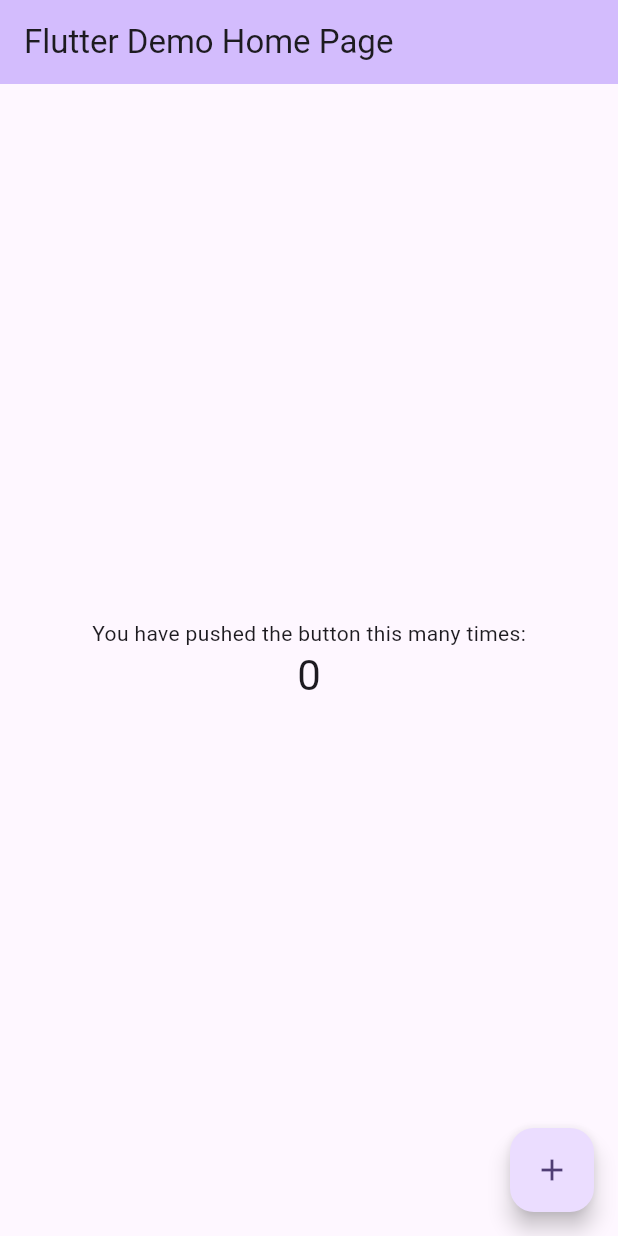
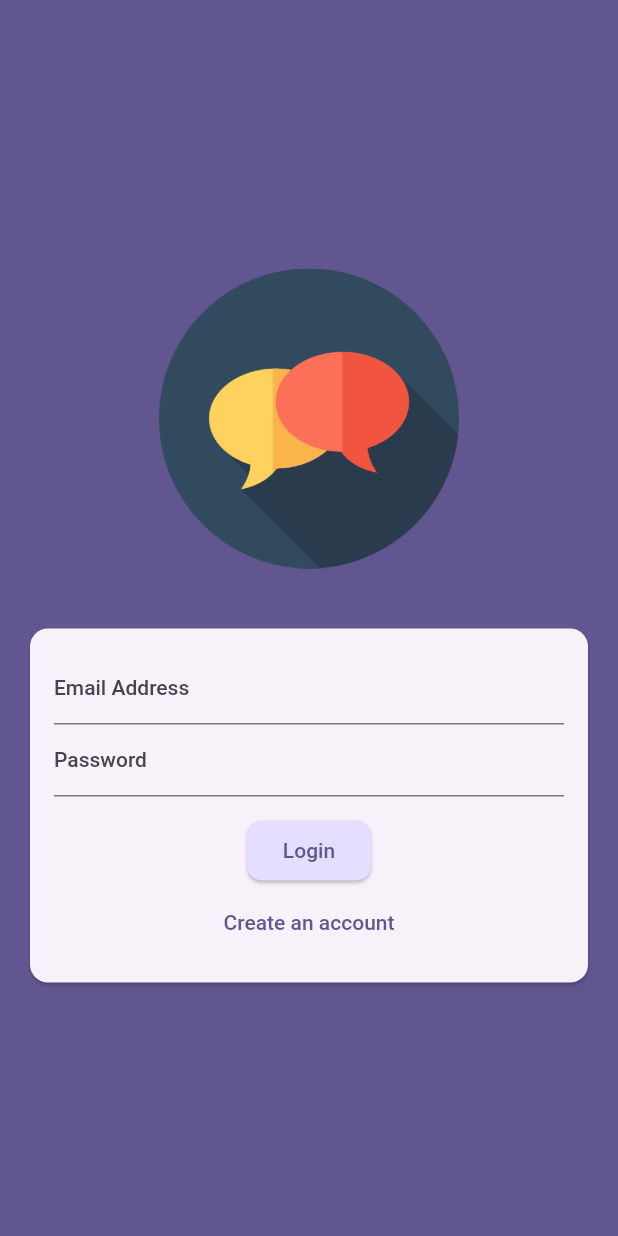
Before and after one commit to ksha-dev/chat-app, a Flutter app: the screen it shows after launch, on a phone screen of 412 x 824 dp. Run offline on Flutter 3.47's test engine with Material 2 defaults, Android fonts, the phone set to English and light mode, and no system bars; our stand-ins replace cloud_firestore, firebase_auth, firebase_core, firebase_messaging, firebase_storage, image_picker; accounts and stored records are empty.

```diff
--- a/lib/main.dart
+++ b/lib/main.dart
@@ -1,125 +1,40 @@
+import 'package:firebase_auth/firebase_auth.dart';
 import 'package:flutter/material.dart';
+import 'package:firebase_core/firebase_core.dart';
 
-void main() {
-  runApp(const MyApp());
+import '/screens/chat_screen.dart';
+import '/screens/splash_screen.dart';
+import '/firebase_options.dart';
+import '/screens/auth_screen.dart';
+
+void main() async {
+  WidgetsFlutterBinding.ensureInitialized();
+  await Firebase.initializeApp(options: DefaultFirebaseOptions.currentPlatform);
+  runApp(const ChatApp());
 }
 
-class MyApp extends StatelessWidget {
-  const MyApp({super.key});
+class ChatApp extends StatelessWidget {
+  const ChatApp({super.key});
 
-  // This widget is the root of your application.
   @override
   Widget build(BuildContext context) {
     return MaterialApp(
-      title: 'Flutter Demo',
-      theme: ThemeData(
-        // This is the theme of your application.
-        //
-        // TRY THIS: Try running your application with "flutter run". You'll see
-        // the application has a blue toolbar. Then, without quitting the app,
-        // try changing the seedColor in the colorScheme below to Colors.green
-        // and then invoke "hot reload" (save your changes or press the "hot
-        // reload" button in a Flutter-supported IDE, or press "r" if you used
-        // the command line to start the app).
-        //
-        // Notice that the counter didn't reset back to zero; the application
-        // state is not lost during the reload. To reset the state, use hot
-        // restart instead.
-        //
-        // This works for code too, not just values: Most code changes can be
-        // tested with just a hot reload.
-        colorScheme: ColorScheme.fromSeed(seedColor: Colors.deepPurple),
+      title: 'FlutterChat',
+      theme: ThemeData().copyWith(
         useMaterial3: true,
+        colorScheme: ColorScheme.fromSeed(
+          seedColor: const Color.fromARGB(255, 63, 17, 177),
+        ),
       ),
-      home: const MyHomePage(title: 'Flutter Demo Home Page'),
+      debugShowCheckedModeBanner: false,
+      home: StreamBuilder(
+        stream: FirebaseAuth.instance.authStateChanges(),
+        builder: (context, snapshot) {
+          if (snapshot.connectionState == ConnectionState.waiting) return const SplashScreen();
+          if (snapshot.hasData) return const ChatScreen();
+          return const AuthScreen();
+        },
+      ),
     );
   }
 }
-
-class MyHomePage extends StatefulWidget {
-  const MyHomePage({super.key, required this.title});
-
-  // This widget is the home page of your application. It is stateful, meaning
-  // that it has a State object (defined below) that contains fields that affect
-  // how it looks.
-
-  // This class is the configuration for the state. It holds the values (in this
-  // case the title) provided by the parent (in this case the App widget) and
-  // used by the build method of the State. Fields in a Widget subclass are
-  // always marked "final".
-
-  final String title;
-
-  @override
-  State<MyHomePage> createState() => _MyHomePageState();
-}
-
-class _MyHomePageState extends State<MyHomePage> {
-  int _counter = 0;
-
-  void _incrementCounter() {
-    setState(() {
-      // This call to setState tells the Flutter framework that something has
-      // changed in this State, which causes it to rerun the build method below
-      // so that the display can reflect the updated values. If we changed
-      // _counter without calling setState(), then the build method would not be
-      // called again, and so nothing would appear to happen.
-      _counter++;
-    });
-  }
-
-  @override
-  Widget build(BuildContext context) {
-    // This method is rerun every time setState is called, for instance as done
-    // by the _incrementCounter method above.
-    //
-    // The Flutter framework has been optimized to make rerunning build methods
-    // fast, so that you can just rebuild anything that needs updating rather
-    // than having to individually change instances of widgets.
-    return Scaffold(
-      appBar: AppBar(
-        // TRY THIS: Try changing the color here to a specific color (to
-        // Colors.amber, perhaps?) and trigger a hot reload to see the AppBar
-        // change color while the other colors stay the same.
-        backgroundColor: Theme.of(context).colorScheme.inversePrimary,
-        // Here we take the value from the MyHomePage object that was created by
-        // the App.build method, and use it to set our appbar title.
-        title: Text(widget.title),
-      ),
-      body: Center(
-        // Center is a layout widget. It takes a single child and positions it
-        // in the middle of the parent.
-        child: Column(
-          // Column is also a layout widget. It takes a list of children and
-          // arranges them vertically. By default, it sizes itself to fit its
-          // children horizontally, and tries to be as tall as its parent.
-          //
-          // Column has various properties to control how it sizes itself and
-          // how it positions its children. Here we use mainAxisAlignment to
-          // center the children vertically; the main axis here is the vertical
-          // axis because Columns are vertical (the cross axis would be
-          // horizontal).
-          //
-          // TRY THIS: Invoke "debug painting" (choose the "Toggle Debug Paint"
-          // action in the IDE, or press "p" in the console), to see the
-          // wireframe for each widget.
-          mainAxisAlignment: MainAxisAlignment.center,
-          children: <Widget>[
-            const Text(
-              'You have pushed the button this many times:',
-            ),
-            Text(
-              '$_counter',
-              style: Theme.of(context).textTheme.headlineMedium,
-            ),
-          ],
-        ),
-      ),
-      floatingActionButton: FloatingActionButton(
-        onPressed: _incrementCounter,
-        tooltip: 'Increment',
-        child: const Icon(Icons.add),
-      ), // This trailing comma makes auto-formatting nicer for build methods.
-    );
-  }
-}
--- /dev/null
+++ b/lib/screens/auth_screen.dart
@@ -0,0 +1,150 @@
+import 'dart:io';
+
+import '/widgets/user_image_picker_widget.dart';
+import 'package:cloud_firestore/cloud_firestore.dart';
+import 'package:firebase_auth/firebase_auth.dart';
+import 'package:firebase_storage/firebase_storage.dart';
+import 'package:flutter/material.dart';
+
+class AuthScreen extends StatefulWidget {
+  const AuthScreen({super.key});
+
+  @override
+  State<AuthScreen> createState() => _AuthScreenState();
+}
+
+class _AuthScreenState extends State<AuthScreen> {
+  bool _isAuthenticating = false;
+  bool _isLogin = true;
+
+  final _formKey = GlobalKey<FormState>();
+  final _firebaseAuth = FirebaseAuth.instance;
+
+  String _enteredEmail = '';
+  String _enteredPassword = '';
+  String _enteredUserName = '';
+  File? _selectedImage;
+
+  void _submit() async {
+    final isValid = _formKey.currentState!.validate();
+    if (!isValid || !_isLogin && _selectedImage == null) return;
+
+    _formKey.currentState!.save();
+
+    try {
+      setState(() => _isAuthenticating = true);
+      if (_isLogin) {
+        await _firebaseAuth.signInWithEmailAndPassword(email: _enteredEmail.trim(), password: _enteredPassword.trim());
+      } else {
+        final userCredential = await _firebaseAuth.createUserWithEmailAndPassword(email: _enteredEmail.trim(), password: _enteredPassword.trim());
+        final storageRef = FirebaseStorage.instance.ref('user_image').child('${userCredential.user!.uid}.jpg');
+        await storageRef.putFile(_selectedImage!);
+        final downloadURL = await storageRef.getDownloadURL();
+        // print(downloadURL);
+
+        FirebaseFirestore.instance.collection('users').doc(userCredential.user!.uid).set({
+          'username': _enteredUserName,
+          'email': _enteredEmail.trim(),
+          'image_url': downloadURL,
+        });
+        // create a new document in a collection called user
+      }
+    } on FirebaseAuthException catch (error) {
+      if (error.code == '') {}
+      ScaffoldMessenger.of(context).clearSnackBars();
+      ScaffoldMessenger.of(context).showSnackBar(SnackBar(content: Text(error.message ?? 'Authentication failed')));
+    }
+    setState(() => _isAuthenticating = false);
+  }
+
+  @override
+  Widget build(BuildContext context) {
+    return Scaffold(
+      backgroundColor: Theme.of(context).colorScheme.primary,
+      body: Center(
+        child: SingleChildScrollView(
+          child: Column(
+            mainAxisAlignment: MainAxisAlignment.center,
+            children: [
+              Container(
+                margin: const EdgeInsets.only(top: 30, bottom: 20, left: 20, right: 20),
+                width: 200,
+                child: Image.asset('assets/images/chat.png'),
+              ),
+              Card(
+                margin: const EdgeInsets.all(20),
+                child: SingleChildScrollView(
+                  child: Padding(
+                    padding: const EdgeInsets.all(16),
+                    child: Form(
+                      key: _formKey,
+                      child: Column(
+                        mainAxisSize: MainAxisSize.min,
+                        children: [
+                          if (!_isLogin) UserImagePickerWidget(onImageSelected: (pickedImage) => _selectedImage = pickedImage),
+                          if (!_isLogin)
+                            TextFormField(
+                              decoration: const InputDecoration(labelText: 'User Name'),
+                              keyboardType: TextInputType.emailAddress,
+                              autocorrect: false,
+                              textCapitalization: TextCapitalization.none,
+                              enableSuggestions: false,
+                              validator: (value) => (value == null || value.trim().isEmpty || value.trim().length < 4) ? 'Please enter a valid user name of 4 characters' : null,
+                              onSaved: (newValue) => _enteredUserName = newValue!,
+                            ),
+                          TextFormField(
+                            decoration: const InputDecoration(labelText: 'Email Address'),
+                            keyboardType: TextInputType.emailAddress,
+                            autocorrect: false,
+                            textCapitalization: TextCapitalization.none,
+                            enableSuggestions: false,
+                            validator: (value) => (value == null ||
+                                    value.trim().isEmpty ||
+                                    !value.contains('@') ||
+                                    !value.contains(
+                                      '.',
+                                    ))
+                                ? 'Please enter a valid email address'
+                                : null,
+                            onSaved: (newValue) => _enteredEmail = newValue!,
+                          ),
+                          TextFormField(
+                            decoration: const InputDecoration(labelText: 'Password'),
+                            keyboardType: TextInputType.text,
+                            obscureText: true,
+                            enableSuggestions: false,
+                            validator: (value) => (value == null || value.trim().length < 6) ? 'Password must be atleast 6 characters long' : null,
+                            onSaved: (newValue) => _enteredPassword = newValue!,
+                          ),
+                          const SizedBox(height: 12),
+                          if (_isAuthenticating) const CircularProgressIndicator(),
+                          if (!_isAuthenticating)
+                            ElevatedButton(
+                              onPressed: _submit,
+                              style: ElevatedButton.styleFrom(
+                                backgroundColor: Theme.of(context).colorScheme.primaryContainer,
+                                shape: RoundedRectangleBorder(borderRadius: BorderRadius.circular(10)),
+                              ),
+                              child: Text(_isLogin ? 'Login' : 'Sign up'),
+                            ),
+                          if (!_isAuthenticating)
+                            TextButton(
+                                onPressed: () {
+                                  setState(() {
+                                    _isLogin = !_isLogin;
+                                  });
+                                },
+                                child: Text(_isLogin ? 'Create an account' : 'Login with an existing account'))
+                        ],
+                      ),
+                    ),
+                  ),
+                ),
+              ),
+            ],
+          ),
+        ),
+      ),
+    );
+  }
+}
```
Also changed, not shown: lib/screens/chat_screen.dart (added, +49 -0 lines), lib/screens/splash_screen.dart (added, +10 -0 lines), lib/widgets/chat_messages.dart (added, +50 -0 lines), lib/widgets/message_bubble.dart (added, +91 -0 lines), lib/widgets/new_message.dart (added, +69 -0 lines), lib/widgets/user_image_picker_widget.dart (added, +42 -0 lines), pubspec.yaml (+10 -30 lines), assets/images/chat.png (added), lib/firebase_options.dart (added), pubspec.lock, 74 other files.
